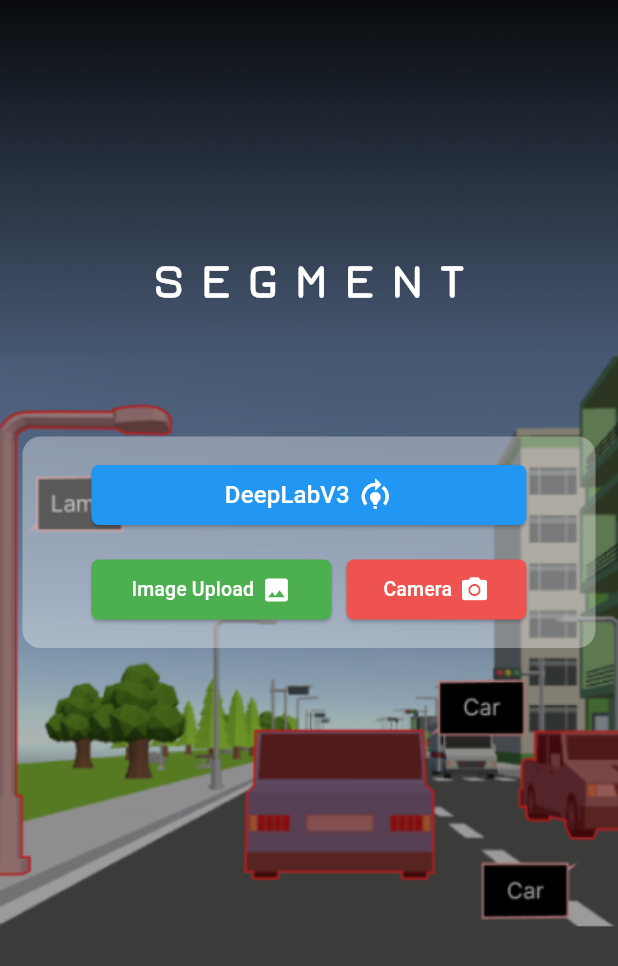
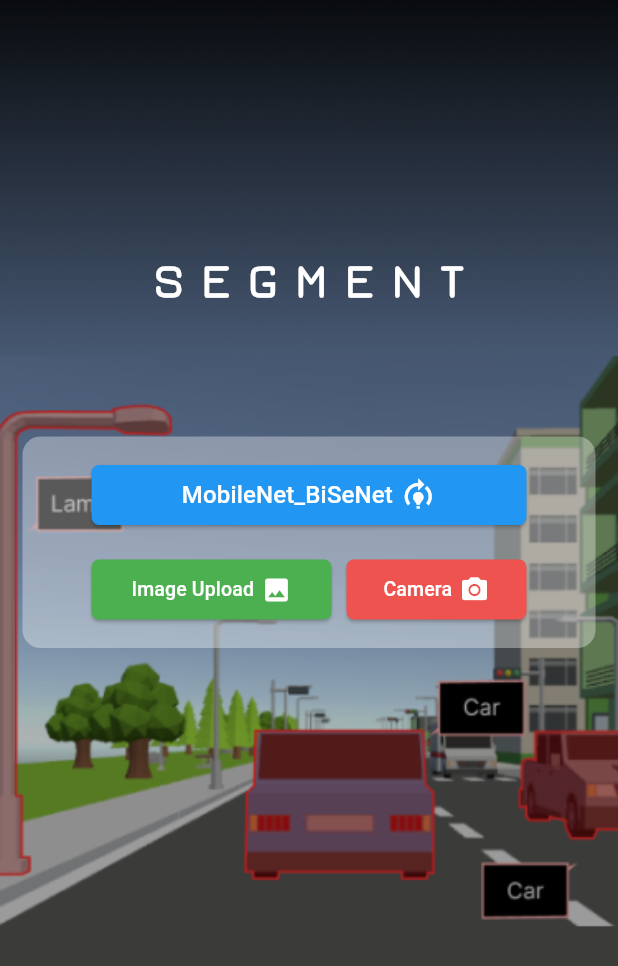
Before and after one commit to Mhidayah19/ICT3217_ImageSegmentation, a Flutter app: the screen it shows after launch, on a phone screen of 412 x 824 dp. Shown: the top 966 px of the screen. Run offline on Flutter 3.47's test engine with Material 3 defaults, Android fonts, the light colour scheme and no system bars; our stand-ins replace camera, image_gallery_saver, image_picker, permission_handler; missing offline and left inert: tflite_flutter.

Commit message:
ui fixes + model_constant

```diff
--- a/lib/core/constants/model_constants.dart
+++ b/lib/core/constants/model_constants.dart
@@ -3,22 +3,16 @@ import '../../models/segmentation_model.dart';
 class ModelConstants {
   static const List<SegmentationModel> availableModels = [
     SegmentationModel(
-      name: 'DeepLabV3',
-      folderPath: 'assets/models/DeepLabV3',
-      modelPath: 'assets/models/DeepLabV3/deeplabv3_257_mv_gpu.tflite',
-      labelPath: 'assets/models/DeepLabV3/deeplabv3_257_mv_gpu.txt',
+      name: 'MobileNet_BiSeNet',
+      folderPath: 'assets/models/MobileNet_BiSeNet',
+      modelPath: 'assets/models/MobileNet_BiSeNet/MobileNet_BiSeNet.tflite',
+      labelPath: 'assets/models/MobileNet_BiSeNet/labels.txt',
     ),
     SegmentationModel(
-      name: 'PSPNET',
-      folderPath: 'assets/models/PSPNET',
-      modelPath: 'assets/models/PSPNET/pspnet_50_10epoch_320steps_augmentation.tflite',
-      labelPath: 'assets/models/PSPNET/pspnet_50_10epoch_320steps_augmentation.txt',
-    ),
-    SegmentationModel(
-      name: 'VGG_UNet',
-      folderPath: 'assets/models/VGG_UNet',
-      modelPath: 'assets/models/VGG_UNet/vggunet_20epoch_256steps_augmentation.tflite',
-      labelPath: 'assets/models/VGG_UNet/vggunet_20epoch_256steps_augmentation.txt',
+      name: 'MobileNet_UNet',
+      folderPath: 'assets/models/MobileNet_UNet',
+      modelPath: 'assets/models/MobileNet_UNet/MobileNet_UNet.tflite',
+      labelPath: 'assets/models/MobileNet_UNet/labels.txt',
     ),
   ];
 }
--- a/lib/presentation/image_upload_screen.dart
+++ b/lib/presentation/image_upload_screen.dart
@@ -194,8 +194,8 @@ class _ImageUploadSegmentationState extends State<ImageUploadSegmentation>
     print("Building UI...");
     return Scaffold(
       appBar: AppBar(
-        title: Text("Image Upload Segmentation"),
-        backgroundColor: Colors.black,
+        title: Text("Image Upload"),
+        backgroundColor: Colors.black.withOpacity(0.5),
         elevation: 2,
       ),
       body: Center(
--- a/lib/widgets/capture_button.dart
+++ b/lib/widgets/capture_button.dart
@@ -15,8 +15,8 @@ class CaptureButton extends StatelessWidget {
     return GestureDetector(
       onTap: isProcessing ? null : onCapture,
       child: Container(
-        height: 80,
-        width: 80,
+        height: 70,
+        width: 70,
         decoration: BoxDecoration(
           shape: BoxShape.circle,
           border: Border.all(color: Colors.white, width: 4),
@@ -25,7 +25,7 @@ class CaptureButton extends StatelessWidget {
         child: isProcessing
           ? const Center(child: CircularProgressIndicator())
           : Container(
-              margin: const EdgeInsets.all(12),
+              margin: const EdgeInsets.all(8),
               decoration: const BoxDecoration(
                 color: Colors.white,
                 shape: BoxShape.circle,
```
Also changed, not shown: lib/presentation/camera_screen.dart (+55 -13 lines), lib/widgets/segmentation_label_list.dart (+20 -10 lines).
